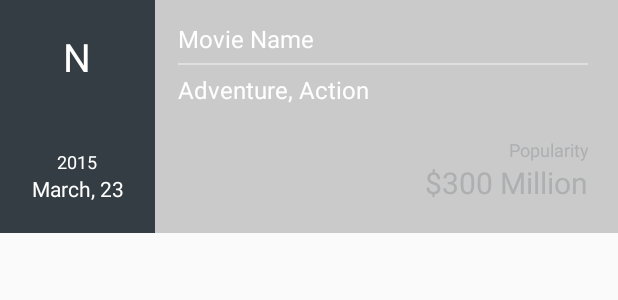
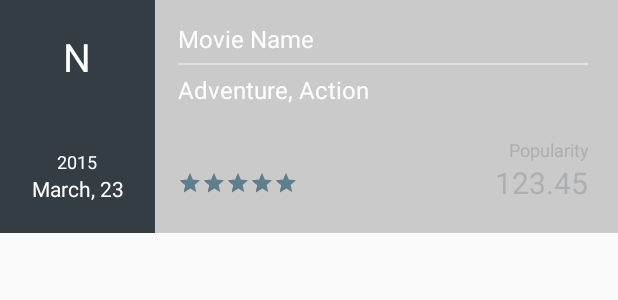
Before and after one commit to MLProgrammers/Movie-, an Android app: the layout cell_title_layout.xml on its own in the app's theme, with its tools: preview values and no code run, on a phone screen of 412 x 824 dp. Shown: the top 300 px of the screen. Run offline under Robolectric (Android 15) with nearby library versions, the phone set to English and light mode, and no system bars; network calls fail.

Commit message:
Rating Bar

```diff
--- a/app/src/main/res/drawable/textview.xml
+++ b/app/src/main/res/drawable/textview.xml
@@ -7,5 +7,5 @@
         android:right="1dp"
         android:top="1dp" />
 
-    <corners android:radius="30dp" />
+    <corners android:radius="360dp" />
 </shape>
--- a/app/src/main/res/layout/cell_title_layout.xml
+++ b/app/src/main/res/layout/cell_title_layout.xml
@@ -122,12 +122,24 @@
         <TextView
             android:id="@+id/fold_popularity"
             style="@style/TitleBadgeText"
-            android:layout_width="150dp"
+            android:layout_width="100dp"
             android:layout_height="wrap_content"
             android:layout_alignParentBottom="true"
             android:layout_alignParentEnd="true"
             android:gravity="right"
-            android:text="$300 Million" />
+            android:text="123.45" />
+
+        <RatingBar
+            android:id="@+id/ratingBar"
+            android:layout_width="wrap_content"
+            android:layout_height="wrap_content"
+            android:paddingBottom="5dp"
+            android:rating="5"
+            android:stepSize="0.5"
+            android:numStars="5"
+            style="?android:attr/ratingBarStyleSmall"
+            android:layout_alignParentBottom="true"
+            android:layout_alignParentStart="true" />
 
     </RelativeLayout>
 </LinearLayout>
```
Also changed, not shown: app/src/main/java/com/example/hardeepsingh/recommender/FoldingCellListAdapter.java (+22 -0 lines), app/src/main/java/com/example/hardeepsingh/recommender/MainActivity.java (+8 -0 lines), app/src/main/res/layout/cell_content_layout.xml (+0 -34 lines).
